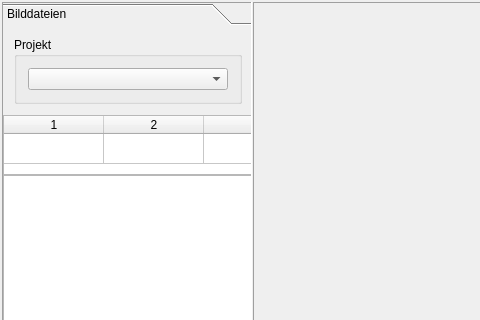
Before: the Qt Designer form mainwindow.ui in ifaoe/2014-07-Bird-Census, drawn with Qt 5; both pictures show x 0 to 480 and y 0 to 320 of the 1248 by 805 pixel window.
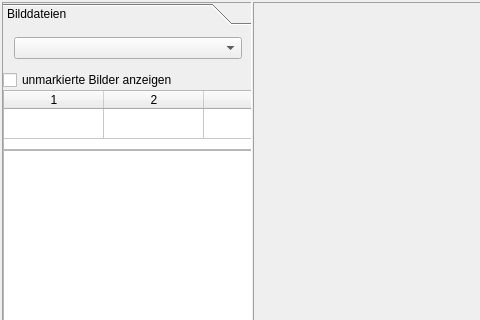
After: the same form once the commit is applied. The open tabs and pages were chosen to show the change. Icons and pictures are not drawn.

The edit to the form file:
```diff
--- a/mainwindow.ui
+++ b/mainwindow.ui
@@ -150,19 +150,17 @@
                     <enum>QFrame::Plain</enum>
                    </property>
                    <layout class="QGridLayout" name="gridLayout_2">
-                    <item row="0" column="0" colspan="2">
-                     <widget class="QGroupBox" name="gbxSession">
-                      <property name="title">
-                       <string>Projekt</string>
-                      </property>
-                      <layout class="QVBoxLayout" name="verticalLayout_6">
-                       <item>
+                    <item row="0" column="0">
                         <widget class="QComboBox" name="cmbSession"/>
                        </item>
                       </layout>
                      </widget>
                     </item>
-                   </layout>
+                 <item>
+                  <widget class="QCheckBox" name="chbNotReady">
+                   <property name="text">
+                    <string>unmarkierte Bilder anzeigen</string>
+                   </property>
                   </widget>
                  </item>
                  <item>
```
Left out of the diff: 2 changed lines with no effect on the pictures. Lines whose indentation alone changed are shown as unchanged.
